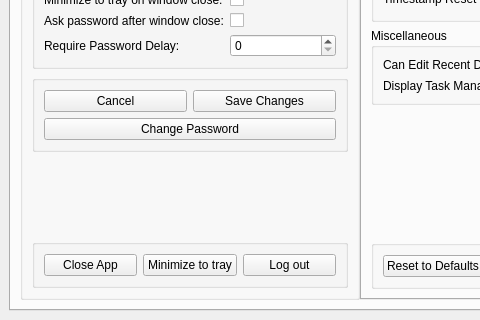
First picture: the form in mainwindow.ui, repository therealMaPMaKeR/MMDiary, before the edit; both pictures show x 0 to 480 and y 220 to 540 of the 960 by 540 pixel window.
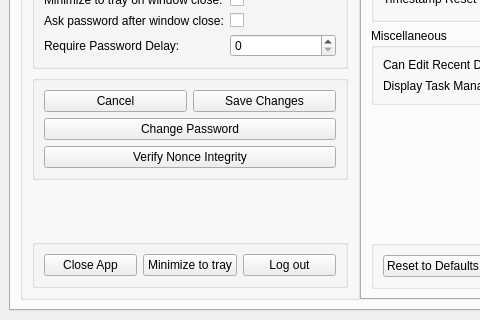
Second picture: the form after the edit. Custom widgets are drawn as their Qt base class.

Commit message:
nonce integrity check impl
added a function to check if duplicate nonce exists.

Patch:
```diff
--- a/mainwindow.ui
+++ b/mainwindow.ui
@@ -1105,6 +1105,13 @@
                 </property>
                </widget>
               </item>
+              <item>
+               <widget class="QPushButton" name="pushButton_NonceCheck">
+                <property name="text">
+                 <string>Verify Nonce Integrity</string>
+                </property>
+               </widget>
+              </item>
              </layout>
             </widget>
            </item>
```
The commit also changes 7 other files.
